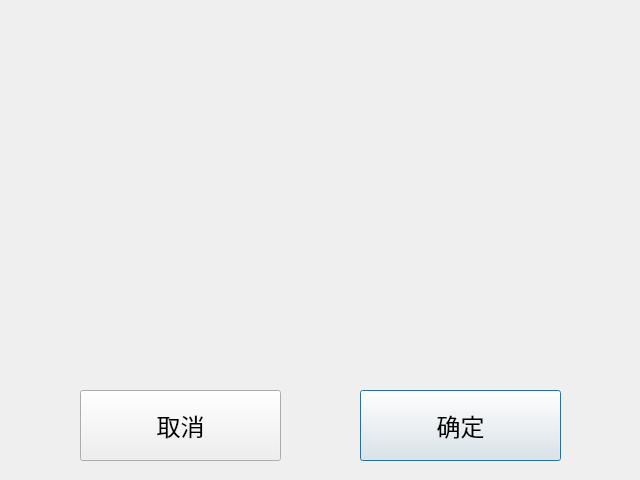
Old version of the form actiondialog.ui in the repository alphonso64/PowerSupplyControllerUI.
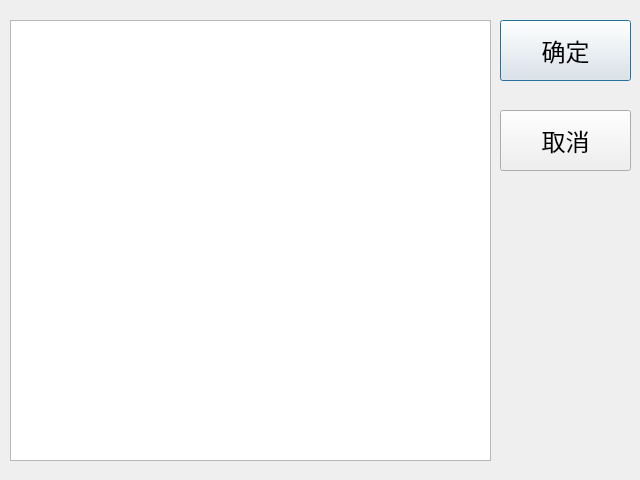
New version of the form.

```diff
--- a/actiondialog.ui
+++ b/actiondialog.ui
@@ -16,10 +16,10 @@
   <widget class="QPushButton" name="doneButton">
    <property name="geometry">
     <rect>
-     <x>360</x>
-     <y>390</y>
-     <width>201</width>
-     <height>71</height>
+     <x>500</x>
+     <y>20</y>
+     <width>131</width>
+     <height>61</height>
     </rect>
    </property>
    <property name="font">
@@ -37,10 +37,10 @@
   <widget class="QPushButton" name="rejectButton">
    <property name="geometry">
     <rect>
-     <x>80</x>
-     <y>390</y>
-     <width>201</width>
-     <height>71</height>
+     <x>500</x>
+     <y>110</y>
+     <width>131</width>
+     <height>61</height>
     </rect>
    </property>
    <property name="font">
@@ -55,23 +55,20 @@
     <string>取消</string>
    </property>
   </widget>
-  <widget class="QLabel" name="label">
+  <widget class="QListView" name="listView">
    <property name="geometry">
     <rect>
      <x>10</x>
-     <y>150</y>
-     <width>621</width>
-     <height>111</height>
+     <y>20</y>
+     <width>481</width>
+     <height>441</height>
     </rect>
    </property>
    <property name="font">
     <font>
-     <pointsize>24</pointsize>
+     <pointsize>18</pointsize>
     </font>
    </property>
-   <property name="text">
-    <string/>
-   </property>
   </widget>
  </widget>
  <resources/>
```
